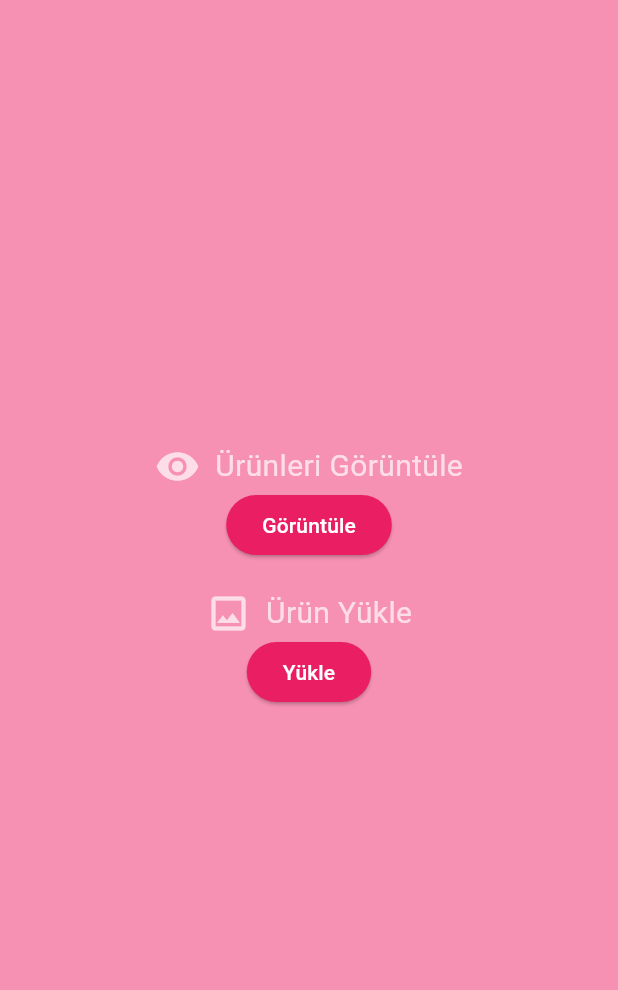
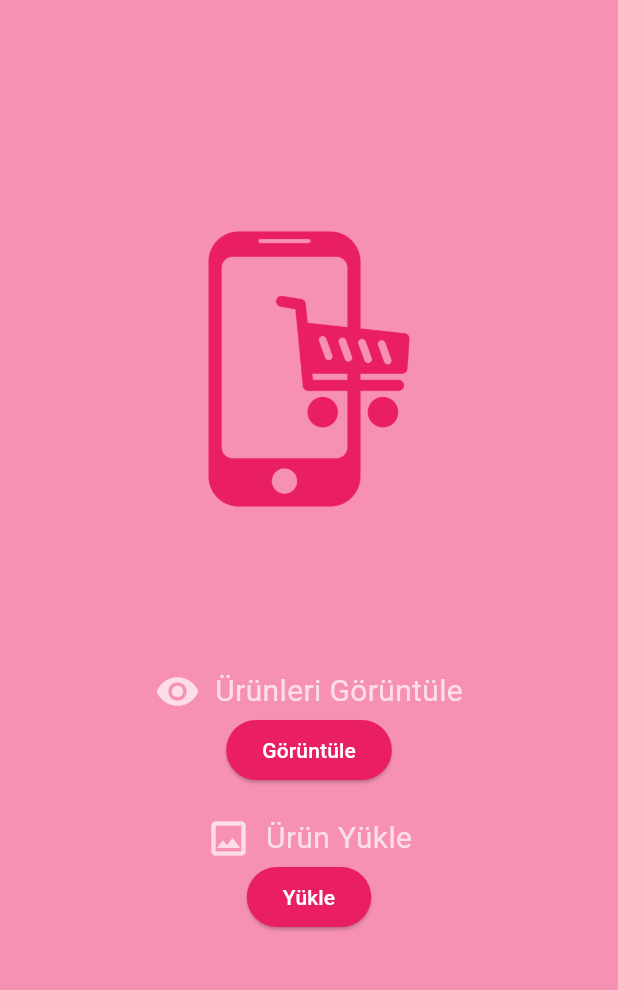
Before and after one commit to beyzacebiturk/virtual_shopping_app, a Flutter app: the screen it shows after launch, on a phone screen of 412 x 824 dp, the part 84-1074 px from its top. Run offline on Flutter 3.47's test engine with Material 3 defaults, Android fonts, the light colour scheme and no system bars; our stand-ins replace cloud_firestore, firebase_core, firebase_storage, fluttertoast, image_picker; missing offline and left inert: augmented_reality_plugin, flutter_web_auth; accounts and stored records are empty.

Commit message:
home page düzeni

```diff
--- a/lib/items_upload_screen.dart
+++ b/lib/items_upload_screen.dart
@@ -38,9 +38,9 @@ class _ItemsUploadScreenState extends State<ItemsUploadScreen> {
       appBar: AppBar(
         backgroundColor: Color.fromARGB(255, 247, 145, 179),
         title: const Text(
-          "Upload New Item",
+          "Yeni Ürün Ekle",
           style: TextStyle(
-            color: Colors.pink,
+            color: Colors.white,
           ),
         ),
         centerTitle: true,
--- a/lib/my_home_screen.dart
+++ b/lib/my_home_screen.dart
@@ -8,7 +8,6 @@ class MyHomePage extends StatefulWidget {
   @override
   State<MyHomePage> createState() => _MyHomePageState();
 }
-
 // State class
 class _MyHomePageState extends State<MyHomePage> {
   @override
@@ -22,6 +21,16 @@ class _MyHomePageState extends State<MyHomePage> {
         child: Column(
           mainAxisAlignment: MainAxisAlignment.center,
           children: [
+                  // logo
+                  Image.asset(
+                    'assets/images/image.png',
+        color: Colors.pink,
+                      width: 200,
+                      height: 200,
+                     ),
+                     const SizedBox(height: 50),
+
+                     const SizedBox(height: 50),
             Row(
               mainAxisAlignment: MainAxisAlignment.center,
               children: [
--- a/pubspec.yaml
+++ b/pubspec.yaml
@@ -69,8 +69,8 @@ flutter:
   uses-material-design: true
 
   # To add assets to your application, add an assets section, like this:
-  # assets:
-  #   - images/a_dot_burr.jpeg
+  assets:
+    - assets/images/
   #   - images/a_dot_ham.jpeg
 
   # An image asset can refer to one or more resolution-specific "variants", see
```
Also changed, not shown: assets/images/image.png (added), 1 other file.
